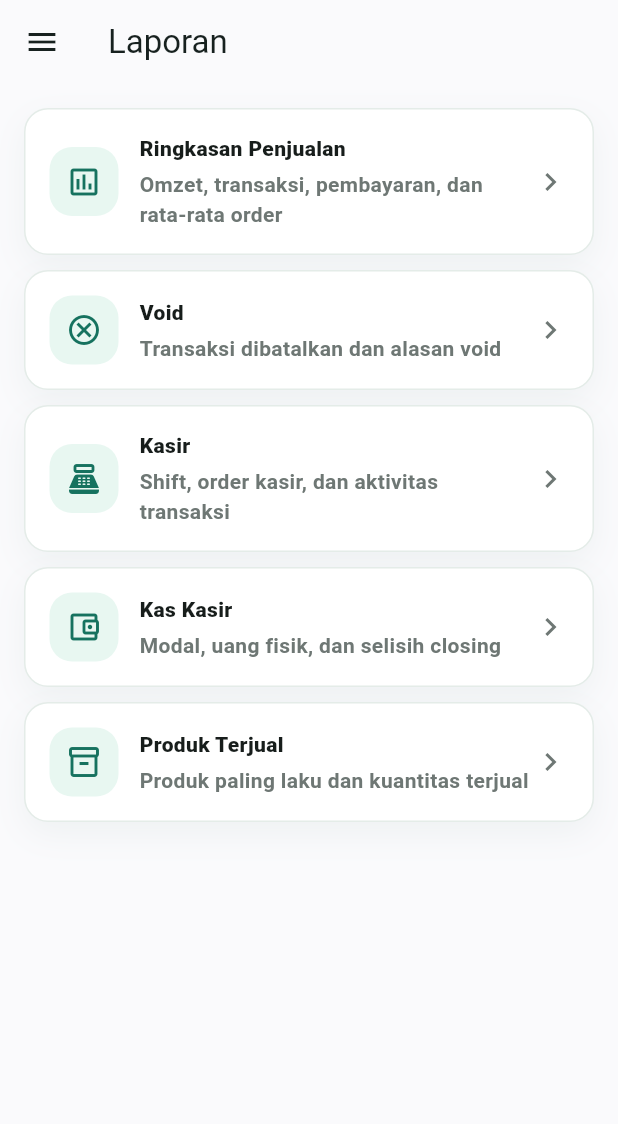
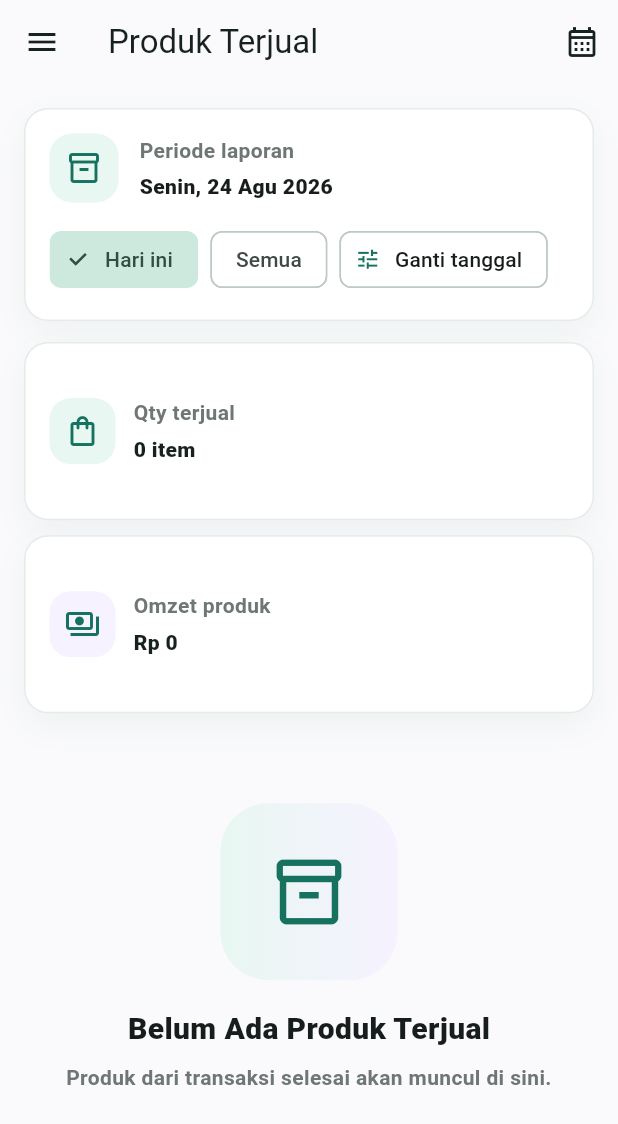
Before and after one commit to VetencodeCorp/patali_pos, a Flutter app: the ReportsScreen screen opened by its route, after a tap on "Produk Terjual", on a phone screen of 412 x 824 dp. Shown: the top 1124 px of the screen. Run offline on Flutter 3.47's test engine with Material 3 defaults, Android fonts, the light colour scheme and no system bars; our stand-ins replace drift, flutter_riverpod, go_router; missing offline and left inert: file_selector; accounts and stored records are empty; generated files the repository leaves out were written again.

Commit message:
laporan penjualan

```diff
--- a/lib/core/router/app_router.dart
+++ b/lib/core/router/app_router.dart
@@ -7,6 +7,7 @@ import '../../features/kitchen/presentation/kitchen_display_screen.dart';
 import '../../features/orders/presentation/order_history_screen.dart';
 import '../../features/orders/presentation/receipt_screen.dart';
 import '../../features/pos/presentation/pos_screen.dart';
+import '../../features/reports/presentation/product_sales_screen.dart';
 import '../../features/reports/presentation/reports_screen.dart';
 import '../../features/reports/presentation/sales_summary_screen.dart';
 import '../../features/settings/presentation/category_management_screen.dart';
@@ -110,5 +111,9 @@ final appRouter = GoRouter(
       path: SalesSummaryScreen.routePath,
       builder: (context, state) => const SalesSummaryScreen(),
     ),
+    GoRoute(
+      path: ProductSalesScreen.routePath,
+      builder: (context, state) => const ProductSalesScreen(),
+    ),
   ],
 );
--- a/lib/data/repositories/sales_summary_repository.dart
+++ b/lib/data/repositories/sales_summary_repository.dart
@@ -16,6 +16,16 @@ final selectedSalesDateProvider = StateProvider<DateTime>((ref) {
 final dailySalesSummaryProvider = FutureProvider<SalesSummary>((ref) {
   final date = ref.watch(selectedSalesDateProvider);
   return ref.watch(salesSummaryRepositoryProvider).getDailySummary(date);
+});
+
+final selectedProductSalesDateProvider = StateProvider<DateTime?>((ref) {
+  final now = DateTime.now();
+  return DateTime(now.year, now.month, now.day);
+});
+
+final productSalesProvider = FutureProvider<List<ProductSalesItem>>((ref) {
+  final date = ref.watch(selectedProductSalesDateProvider);
+  return ref.watch(salesSummaryRepositoryProvider).getProductSales(date: date);
 });
 
 class SalesSummaryRepository {
@@ -67,6 +77,62 @@ class SalesSummaryRepository {
       orderCount: orders.length,
     );
   }
+
+  Future<List<ProductSalesItem>> getProductSales({DateTime? date}) async {
+    final ordersQuery = _database.select(_database.orders)
+      ..where((order) => order.status.equals('completed'));
+    if (date != null) {
+      final start = DateTime(date.year, date.month, date.day);
+      final end = start.add(const Duration(days: 1));
+      ordersQuery.where(
+        (order) =>
+            order.orderedAt.isBiggerOrEqualValue(start) &
+            order.orderedAt.isSmallerThanValue(end),
+      );
+    }
+
+    final orders = await ordersQuery.get();
+    final orderIds = orders.map((order) => order.id).toList();
+    if (orderIds.isEmpty) return const [];
+
+    final items = await (_database.select(
+      _database.orderItems,
+    )..where((item) => item.orderId.isIn(orderIds))).get();
+    final grouped = <String, _ProductSalesAccumulator>{};
+
+    for (final item in items) {
+      final key = item.productId ?? item.productName;
+      grouped.putIfAbsent(
+        key,
+        () => _ProductSalesAccumulator(
+          productId: item.productId,
+          productName: item.productName,
+        ),
+      );
+      grouped[key]!
+        ..qty += item.qty
+        ..sales += item.lineTotal
+        ..orderIds.add(item.orderId);
+    }
+
+    final result =
+        [
+          for (final item in grouped.values)
+            ProductSalesItem(
+              productId: item.productId,
+              productName: item.productName,
+              qty: item.qty,
+              sales: item.sales,
+              orderCount: item.orderIds.length,
+            ),
+        ]..sort((a, b) {
+          final qtyCompare = b.qty.compareTo(a.qty);
+          if (qtyCompare != 0) return qtyCompare;
+          return b.sales.compareTo(a.sales);
+        });
+
+    return result;
+  }
 }
 
 class SalesSummary {
@@ -88,3 +154,32 @@ class SalesSummary {
 
   int get averageOrderValue => orderCount == 0 ? 0 : totalSales ~/ orderCount;
 }
+
+class ProductSalesItem {
+  const ProductSalesItem({
+    required this.productId,
+    required this.productName,
+    required this.qty,
+    required this.sales,
+    required this.orderCount,
+  });
+
+  final String? productId;
+  final String productName;
+  final int qty;
+  final int sales;
+  final int orderCount;
+}
+
+class _ProductSalesAccumulator {
+  _ProductSalesAccumulator({
+    required this.productId,
+    required this.productName,
+  });
+
+  final String? productId;
+  final String productName;
+  final Set<String> orderIds = {};
+  int qty = 0;
+  int sales = 0;
+}
--- /dev/null
+++ b/lib/features/reports/presentation/product_sales_screen.dart
@@ -0,0 +1,387 @@
+import 'package:flutter/material.dart';
+import 'package:flutter_riverpod/flutter_riverpod.dart';
+import 'package:intl/intl.dart';
+
+import '../../../core/theme/app_colors.dart';
+import '../../../data/repositories/sales_summary_repository.dart';
+import '../../../shared/widgets/patali_card.dart';
+import '../../../shared/widgets/patali_shell.dart';
+
+class ProductSalesScreen extends ConsumerWidget {
+  const ProductSalesScreen({super.key});
+
+  static const routePath = '/reports/product-sales';
+
+  @override
+  Widget build(BuildContext context, WidgetRef ref) {
+    final selectedDate = ref.watch(selectedProductSalesDateProvider);
+    final productSales = ref.watch(productSalesProvider);
+    final dateFormat = DateFormat('EEEE, dd MMM yyyy', 'id_ID');
+    final currency = NumberFormat.currency(
+      locale: 'id_ID',
+      symbol: 'Rp ',
+      decimalDigits: 0,
+    );
+
+    return PataliShell(
+      title: 'Produk Terjual',
+      currentIndex: 2,
+      actions: [
+        IconButton(
+          tooltip: 'Pilih tanggal',
+          onPressed: selectedDate == null
+              ? null
+              : () => _pickDate(context, ref, selectedDate),
+          icon: const Icon(Icons.calendar_month_outlined),
+        ),
+      ],
+      child: ListView(
+        padding: const EdgeInsets.all(16),
+        children: [
+          PataliCard(
+            child: Column(
+              crossAxisAlignment: CrossAxisAlignment.stretch,
+              children: [
+                Row(
+                  children: [
+                    Container(
+                      width: 46,
+                      height: 46,
+                      decoration: BoxDecoration(
+                        color: AppColors.softMint,
+                        borderRadius: BorderRadius.circular(15),
+                      ),
+                      child: const Icon(
+                        Icons.inventory_2_outlined,
+                        color: AppColors.primary,
+                      ),
+                    ),
+                    const SizedBox(width: 14),
+                    Expanded(
+                      child: Column(
+                        crossAxisAlignment: CrossAxisAlignment.start,
+                        children: [
+                          const Text(
+                            'Periode laporan',
+                            style: TextStyle(
+                              color: AppColors.textSecondary,
+                              fontWeight: FontWeight.w700,
+                            ),
+                          ),
+                          const SizedBox(height: 4),
+                          Text(
+                            selectedDate == null
+                                ? 'Semua tanggal'
+                                : dateFormat.format(selectedDate),
+                            style: const TextStyle(fontWeight: FontWeight.w900),
+                          ),
+                        ],
+                      ),
+                    ),
+                  ],
+                ),
+                const SizedBox(height: 14),
+                Wrap(
+                  spacing: 8,
+                  runSpacing: 8,
+                  children: [
+                    ChoiceChip(
+                      label: const Text('Hari ini'),
+                      selected: selectedDate != null,
+                      onSelected: (_) {
+                        final now = DateTime.now();
+                        ref
+                            .read(selectedProductSalesDateProvider.notifier)
+                            .state = DateTime(
+                          now.year,
+                          now.month,
+                          now.day,
+                        );
+                      },
+                    ),
+                    ChoiceChip(
+                      label: const Text('Semua'),
+                      selected: selectedDate == null,
+                      onSelected: (_) {
+                        ref
+                                .read(selectedProductSalesDateProvider.notifier)
+                                .state =
+                            null;
+                      },
+                    ),
+                    if (selectedDate != null)
+                      ActionChip(
+                        avatar: const Icon(Icons.tune, size: 17),
+                        label: const Text('Ganti tanggal'),
+                        onPressed: () => _pickDate(context, ref, selectedDate),
+                      ),
+                  ],
+                ),
+              ],
+            ),
+          ),
+          const SizedBox(height: 14),
+          productSales.when(
+            data: (items) {
+              final totalQty = items.fold<int>(
+                0,
+                (sum, item) => sum + item.qty,
+              );
+              final totalSales = items.fold<int>(
+                0,
+                (sum, item) => sum + item.sales,
+              );
+
+              return Column(
+                crossAxisAlignment: CrossAxisAlignment.stretch,
+                children: [
+                  LayoutBuilder(
+                    builder: (context, constraints) {
+                      final twoColumns = constraints.maxWidth >= 560;
+                      return GridView.count(
+                        crossAxisCount: twoColumns ? 2 : 1,
+                        childAspectRatio: twoColumns ? 2.75 : 3.2,
+                        shrinkWrap: true,
+                        physics: const NeverScrollableScrollPhysics(),
+                        mainAxisSpacing: 10,
+                        crossAxisSpacing: 10,
+                        children: [
+                          _MetricCard(
+                            icon: Icons.shopping_bag_outlined,
+                            title: 'Qty terjual',
+                            value: '$totalQty item',
+                            tint: AppColors.softMint,
+                          ),
+                          _MetricCard(
+                            icon: Icons.payments_outlined,
+                            title: 'Omzet produk',
+                            value: currency.format(totalSales),
+                            tint: AppColors.lavender,
+                          ),
+                        ],
+                      );
+                    },
+                  ),
+                  const SizedBox(height: 14),
+                  if (items.isEmpty)
+                    const _EmptyProductSales()
+                  else
+                    for (final (index, item) in items.indexed) ...[
+                      _ProductSalesRow(
+                        rank: index + 1,
+                        item: item,
+                        currency: currency,
+                      ),
+                      const SizedBox(height: 8),
+                    ],
+                ],
+              );
+            },
+            loading: () => const Padding(
+              padding: EdgeInsets.all(32),
+              child: Center(child: CircularProgressIndicator()),
+            ),
+            error: (error, stackTrace) => Padding(
+              padding: const EdgeInsets.all(24),
+              child: Center(child: Text('Gagal memuat produk terjual: $error')),
+            ),
+          ),
+        ],
+      ),
+    );
+  }
+
+  Future<void> _pickDate(
+    BuildContext context,
+    WidgetRef ref,
+    DateTime selectedDate,
+  ) async {
+    final pickedDate = await showDatePicker(
+      context: context,
+      initialDate: selectedDate,
+      firstDate: DateTime(2020),
+      lastDate: DateTime.now().add(const Duration(days: 365)),
+    );
+    if (pickedDate == null) return;
+    ref.read(selectedProductSalesDateProvider.notifier).state = DateTime(
+      pickedDate.year,
+      pickedDate.month,
+      pickedDate.day,
+    );
+  }
+}
+
+class _ProductSalesRow extends StatelessWidget {
+  const _ProductSalesRow({
+    required this.rank,
+    required this.item,
+    required this.currency,
+  });
+
+  final int rank;
+  final ProductSalesItem item;
+  final NumberFormat currency;
+
+  @override
+  Widget build(BuildContext context) {
+    return PataliCard(
+      padding: const EdgeInsets.symmetric(horizontal: 14, vertical: 12),
+      child: Row(
+        children: [
+          Container(
+            width: 42,
+            height: 42,
+            decoration: BoxDecoration(
+              color: rank <= 3 ? const Color(0xFFFFF2DA) : AppColors.softMint,
+              borderRadius: BorderRadius.circular(14),
+            ),
+            child: Center(
+              child: Text(
+                '#$rank',
+                style: const TextStyle(
+                  color: AppColors.primary,
+                  fontWeight: FontWeight.w900,
+                ),
+              ),
+            ),
+          ),
+          const SizedBox(width: 12),
+          Expanded(
+            child: Column(
+              crossAxisAlignment: CrossAxisAlignment.start,
+              children: [
+                Text(
+                  item.productName,
+                  maxLines: 1,
+                  overflow: TextOverflow.ellipsis,
+                  style: const TextStyle(fontWeight: FontWeight.w900),
+                ),
+                const SizedBox(height: 4),
+                Text(
+                  '${item.qty} item - ${item.orderCount} transaksi',
+                  style: const TextStyle(
+                    color: AppColors.textSecondary,
+                    fontSize: 12,
+                    fontWeight: FontWeight.w700,
+                  ),
+                ),
+              ],
+            ),
+          ),
+          const SizedBox(width: 12),
+          Text(
+            currency.format(item.sales),
+            maxLines: 1,
+            overflow: TextOverflow.ellipsis,
+            style: const TextStyle(fontWeight: FontWeight.w900),
+          ),
+        ],
+      ),
+    );
+  }
+}
+
+class _MetricCard extends StatelessWidget {
+  const _MetricCard({
+    required this.icon,
+    required this.title,
+    required this.value,
+    required this.tint,
+  });
+
+  final IconData icon;
+  final String title;
+  final String value;
+  final Color tint;
+
+  @override
+  Widget build(BuildContext context) {
+    return PataliCard(
+      child: Row(
+        children: [
+          Container(
+            width: 44,
+            height: 44,
+            decoration: BoxDecoration(
+              color: tint,
+              borderRadius: BorderRadius.circular(14),
+            ),
+            child: Icon(icon, color: AppColors.primary),
+          ),
+          const SizedBox(width: 12),
+          Expanded(
+            child: Column(
+              mainAxisAlignment: MainAxisAlignment.center,
+              crossAxisAlignment: CrossAxisAlignment.start,
+              children: [
+                Text(
+                  title,
+                  maxLines: 1,
+                  overflow: TextOverflow.ellipsis,
+                  style: const TextStyle(
+                    color: AppColors.textSecondary,
+                    fontWeight: FontWeight.w700,
+                  ),
+                ),
+                const SizedBox(height: 5),
+                Text(
+                  value,
+                  maxLines: 1,
+                  overflow: TextOverflow.ellipsis,
+                  style: const TextStyle(
+                    color: AppColors.textPrimary,
+                    fontWeight: FontWeight.w900,
+                  ),
+                ),
+              ],
+            ),
+          ),
+        ],
+      ),
+    );
+  }
+}
+
+class _EmptyProductSales extends StatelessWidget {
+  const _EmptyProductSales();
+
+  @override
+  Widget build(BuildContext context) {
+    return Padding(
+      padding: const EdgeInsets.only(top: 46),
+      child: Column(
+        children: [
+          Container(
+            width: 118,
+            height: 118,
+            decoration: BoxDecoration(
+              gradient: const LinearGradient(
+                colors: [AppColors.softMint, AppColors.lavender],
+              ),
+              borderRadius: BorderRadius.circular(32),
+            ),
+            child: const Icon(
+              Icons.inventory_2_outlined,
+              color: AppColors.primary,
+              size: 52,
+            ),
+          ),
+          const SizedBox(height: 18),
+          const Text(
+            'Belum Ada Produk Terjual',
+            style: TextStyle(fontSize: 20, fontWeight: FontWeight.w900),
+          ),
+          const SizedBox(height: 8),
+          const Text(
+            'Produk dari transaksi selesai akan muncul di sini.',
+            textAlign: TextAlign.center,
+            style: TextStyle(
+              color: AppColors.textSecondary,
+              fontWeight: FontWeight.w700,
+            ),
+          ),
+        ],
+      ),
+    );
+  }
+}
--- a/lib/features/reports/presentation/reports_screen.dart
+++ b/lib/features/reports/presentation/reports_screen.dart
@@ -4,6 +4,7 @@ import 'package:go_router/go_router.dart';
 import '../../../core/theme/app_colors.dart';
 import '../../../shared/widgets/patali_card.dart';
 import '../../../shared/widgets/patali_shell.dart';
+import 'product_sales_screen.dart';
 import 'sales_summary_screen.dart';
 
 class ReportsScreen extends StatelessWidget {
@@ -47,7 +48,7 @@ class ReportsScreen extends StatelessWidget {
             icon: Icons.inventory_2_outlined,
             title: 'Produk Terjual',
             subtitle: 'Produk paling laku dan kuantitas terjual',
-            onTap: () {},
+            onTap: () => context.push(ProductSalesScreen.routePath),
           ),
         ],
       ),
```
Also changed, not shown: 1 other file.
